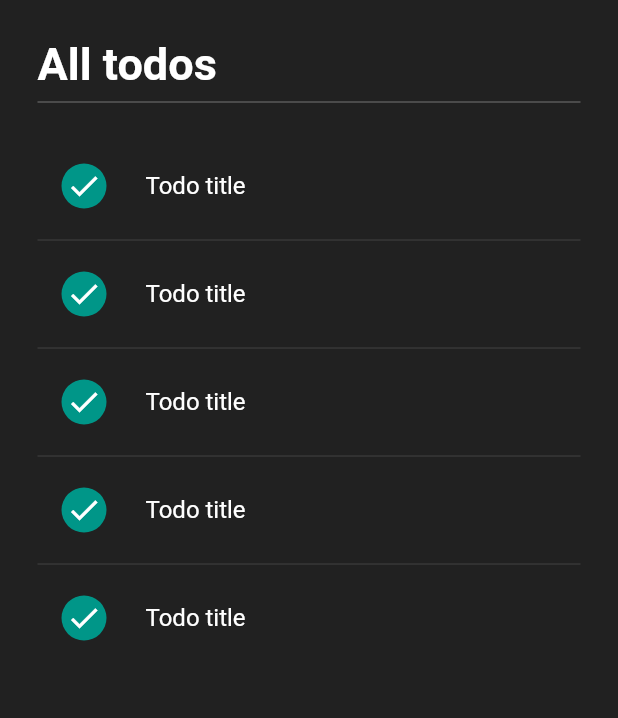
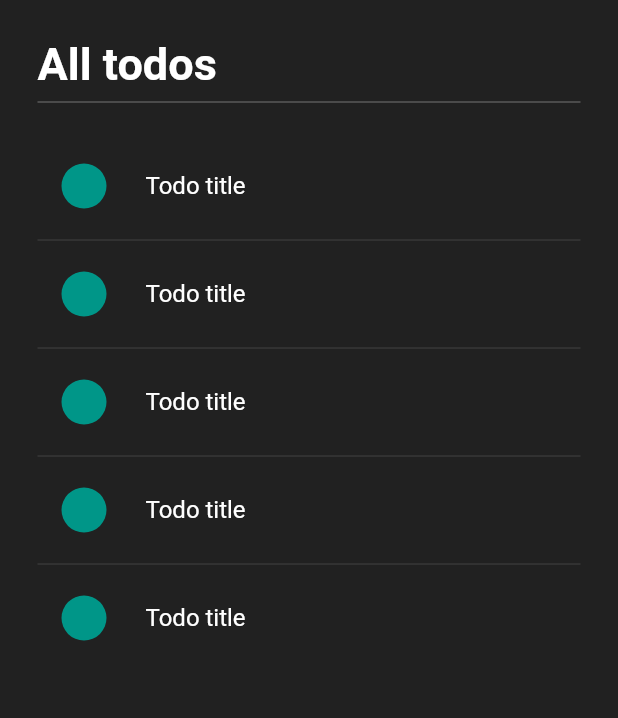
Before and after one commit to kangsudal/todoapp_2021, a Flutter app: the screen it shows after launch, on a phone screen of 412 x 824 dp. Shown: the top 718 px of the screen. Run offline on Flutter 3.47's test engine with Material 2 defaults, Android fonts, the light colour scheme and no system bars.

Commit message:
isComplete 기능

```diff
--- a/lib/todo_list.dart
+++ b/lib/todo_list.dart
@@ -1,6 +1,13 @@
 import 'package:flutter/material.dart';
 
-class TodoList extends StatelessWidget {
+class TodoList extends StatefulWidget {
+  @override
+  _TodoListState createState() => _TodoListState();
+}
+
+class _TodoListState extends State<TodoList> {
+  bool isComplete = false;
+
   @override
   Widget build(BuildContext context) {
     return Scaffold(
@@ -22,6 +29,12 @@ class TodoList extends StatelessWidget {
               ListView.separated(
                 itemBuilder: (context, index) {
                   return ListTile(
+                    onTap: (){
+                      setState(() {
+                        isComplete = !isComplete;
+                        // print(isComplete);
+                      });
+                    },
                     leading: Container(
                       padding: EdgeInsets.all(2),
                       height: 30,
@@ -30,10 +43,11 @@ class TodoList extends StatelessWidget {
                         color: Theme.of(context).primaryColor,
                         shape: BoxShape.circle,
                       ),
-                      child: Icon(
+                      child: isComplete?
+                      Icon(
                         Icons.check,
                         color: Colors.white,
-                      ),
+                      ):Container(),
                     ),
                     title: Text(
                       "Todo title",
```
